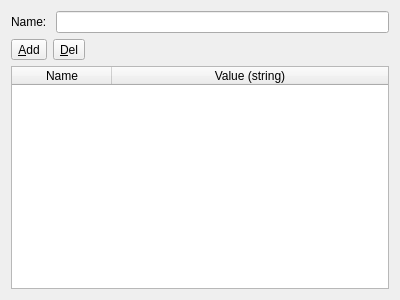
Above: ui/formdeviserenum.ui from sbmlteam/QtDeviser before the change. Below: the same form after it.
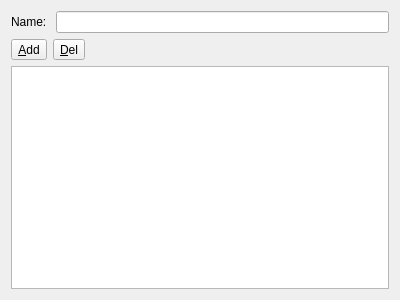
That is the form after the change. Icons and pictures are not drawn.

Commit message: - major overhaul, reading / writing / creating of all elements now working - rewrote to use model based widgets rather than item based ones - cleanly separated elements to header / implementation files

Patch:
```diff
--- a/ui/formdeviserenum.ui
+++ b/ui/formdeviserenum.ui
@@ -68,23 +68,19 @@
     </layout>
    </item>
    <item row="2" column="0">
-    <widget class="QTableWidget" name="tableWidget">
+    <widget class="QTableView" name="tblValues">
+     <property name="sortingEnabled">
+      <bool>true</bool>
+     </property>
      <attribute name="horizontalHeaderStretchLastSection">
       <bool>true</bool>
      </attribute>
-     <attribute name="verticalHeaderVisible">
-      <bool>false</bool>
+     <attribute name="verticalHeaderCascadingSectionResizes">
+      <bool>true</bool>
      </attribute>
-     <column>
-      <property name="text">
-       <string>Name</string>
-      </property>
-     </column>
-     <column>
-      <property name="text">
-       <string>Value (string)</string>
-      </property>
-     </column>
+     <attribute name="verticalHeaderDefaultSectionSize">
+      <number>23</number>
+     </attribute>
     </widget>
    </item>
   </layout>
```
Left out of the diff: 17 changed lines with no effect on the pictures. The commit also changes 60 other files.
